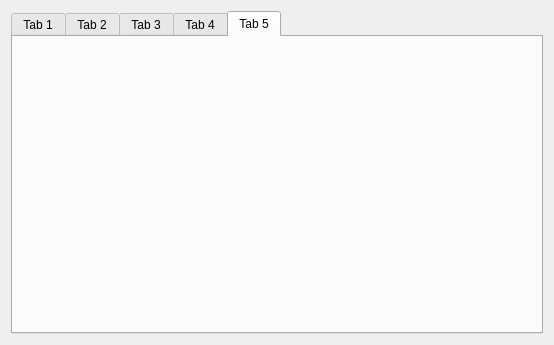
This is IoTQtClient/mainwidget.ui in GunwooYun/Qt_Examples as Qt 5 draws it before an edit. The edited form follows.
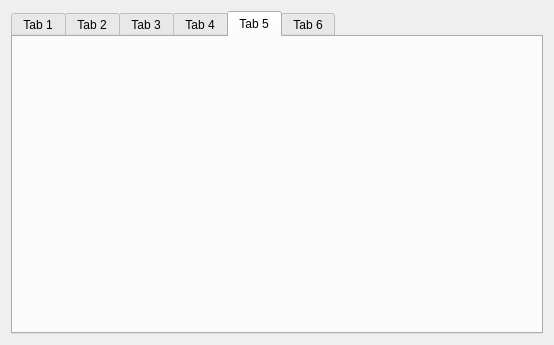
This is the edited form. The open tabs and pages were chosen to show the change.

```diff
--- a/IoTQtClient/mainwidget.ui
+++ b/IoTQtClient/mainwidget.ui
@@ -44,6 +44,11 @@
        <string>Tab 5</string>
       </attribute>
      </widget>
+     <widget class="QWidget" name="pTab6">
+      <attribute name="title">
+       <string>Tab 6</string>
+      </attribute>
+     </widget>
     </widget>
    </item>
   </layout>
```
Left out of the diff: 2 changed lines with no effect on the pictures.
